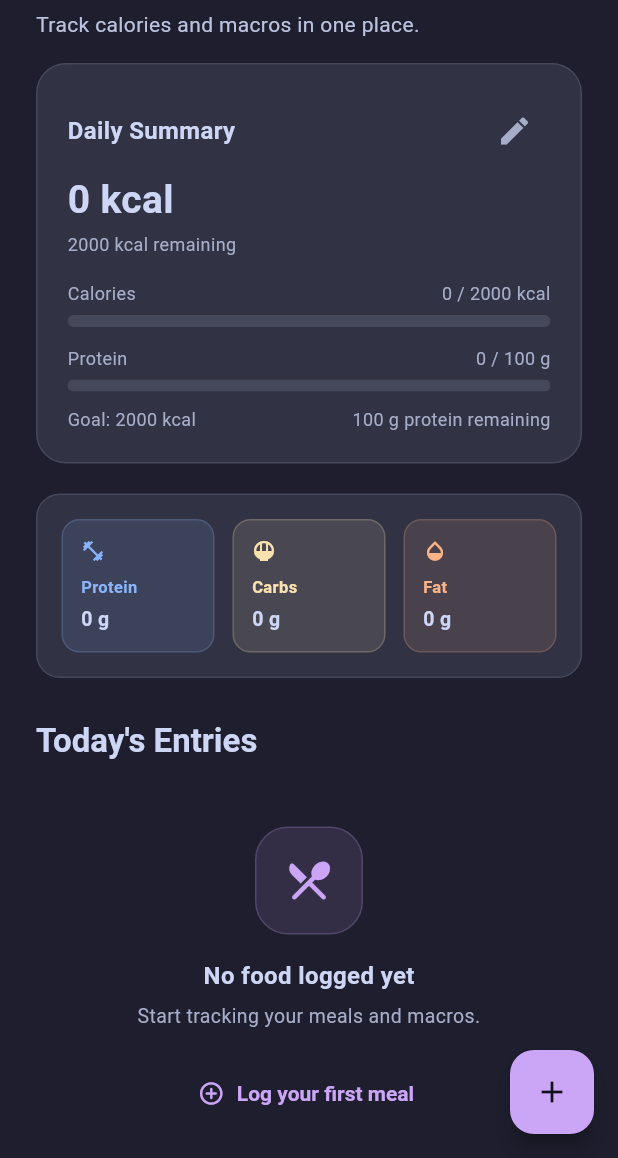
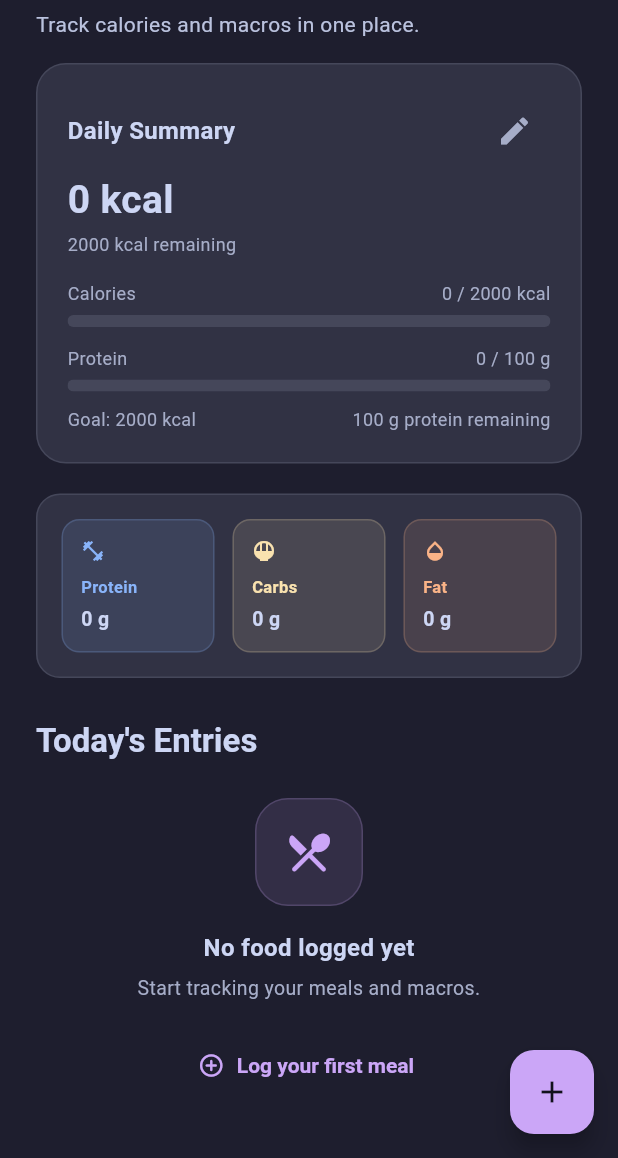
Before and after one commit to shanedesal/dragon, a Flutter app: the FoodTab screen opened directly, on a phone screen of 412 x 824 dp, the part 78-1236 px from its top. Run offline on Flutter 3.47's test engine with Material 3 defaults, Android fonts, the phone set to English and light mode, and no system bars; our stand-ins replace cloud_firestore, firebase_auth, firebase_core, flutter_svg, go_router, pedometer and 2 more; accounts and stored records are empty; generated files the repository leaves out were written again.

Commit message:
fixed overflow on ui for food tab

```diff
--- a/lib/features/home/screens/food_tab.dart
+++ b/lib/features/home/screens/food_tab.dart
@@ -75,11 +75,13 @@ class FoodTab extends StatelessWidget {
                     ),
                     if (vm.dailyEntries.isEmpty)
                       SliverFillRemaining(
+                        hasScrollBody: false,
                         child: _EmptyFoodState(
                           onAddPressed: () => AddFoodModal.show(context),
+                          bottomPadding: 80,
                         ),
                       )
-                    else
+                    else ...[
                       SliverPadding(
                         padding: const EdgeInsets.symmetric(horizontal: 24.0),
                         sliver: SliverList(
@@ -95,7 +97,8 @@ class FoodTab extends StatelessWidget {
                           ),
                         ),
                       ),
-                    const SliverToBoxAdapter(child: SizedBox(height: 80)), // FAB padding
+                      const SliverToBoxAdapter(child: SizedBox(height: 80)),
+                    ],
                   ],
                 ),
               ),
@@ -111,12 +114,18 @@ class FoodTab extends StatelessWidget {
 
 class _EmptyFoodState extends StatelessWidget {
   final VoidCallback onAddPressed;
+  final double bottomPadding;
 
-  const _EmptyFoodState({required this.onAddPressed});
+  const _EmptyFoodState({
+    required this.onAddPressed,
+    this.bottomPadding = 0,
+  });
 
   @override
   Widget build(BuildContext context) {
-    return Center(
+    return Padding(
+      padding: EdgeInsets.only(bottom: bottomPadding),
+      child: Center(
         child: Padding(
           padding: const EdgeInsets.symmetric(horizontal: 24),
           child: Column(
@@ -128,7 +137,9 @@ class _EmptyFoodState extends StatelessWidget {
                 decoration: BoxDecoration(
                   color: const Color.fromRGBO(203, 166, 247, 0.12),
                   borderRadius: BorderRadius.circular(22),
-                border: Border.all(color: const Color.fromRGBO(203, 166, 247, 0.2)),
+                  border: Border.all(
+                    color: const Color.fromRGBO(203, 166, 247, 0.2),
+                  ),
                 ),
                 child: const Icon(
                   Icons.restaurant_menu_rounded,
@@ -161,6 +172,7 @@ class _EmptyFoodState extends StatelessWidget {
                 label: const Text('Log your first meal'),
               ),
             ],
+          ),
         ),
       ),
     );
```
Lines whose indentation alone changed are shown as unchanged.
